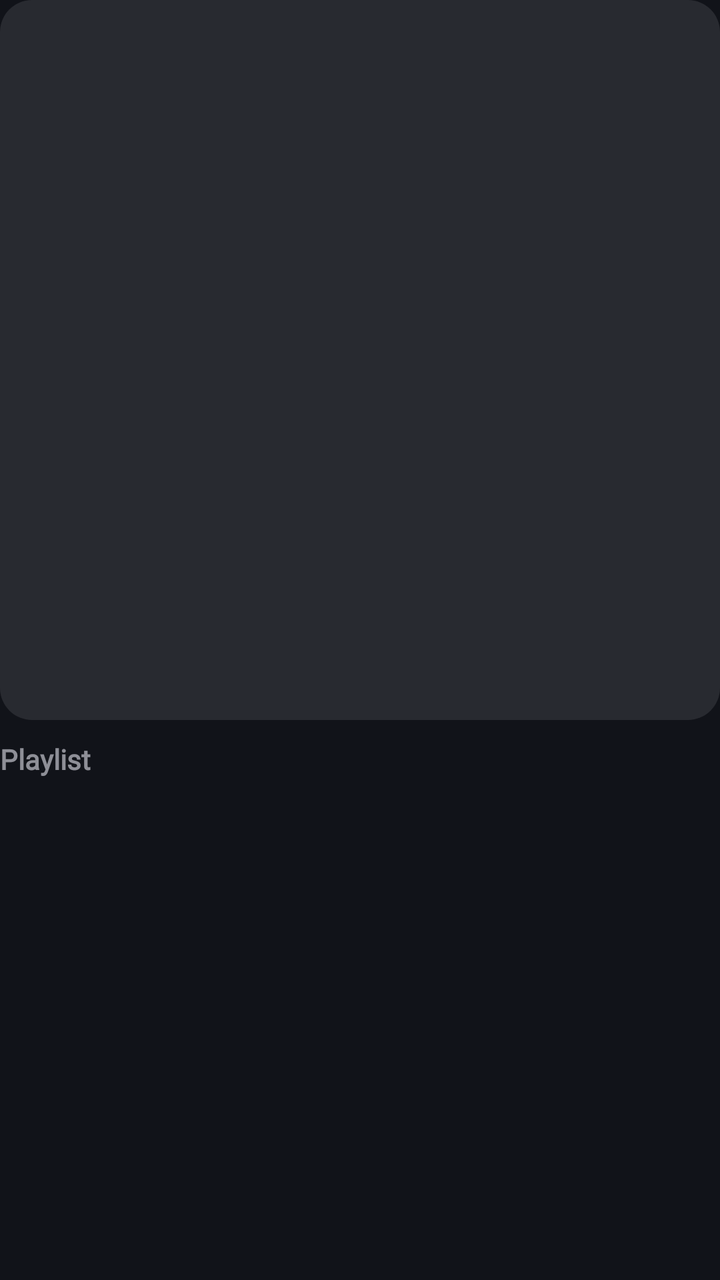
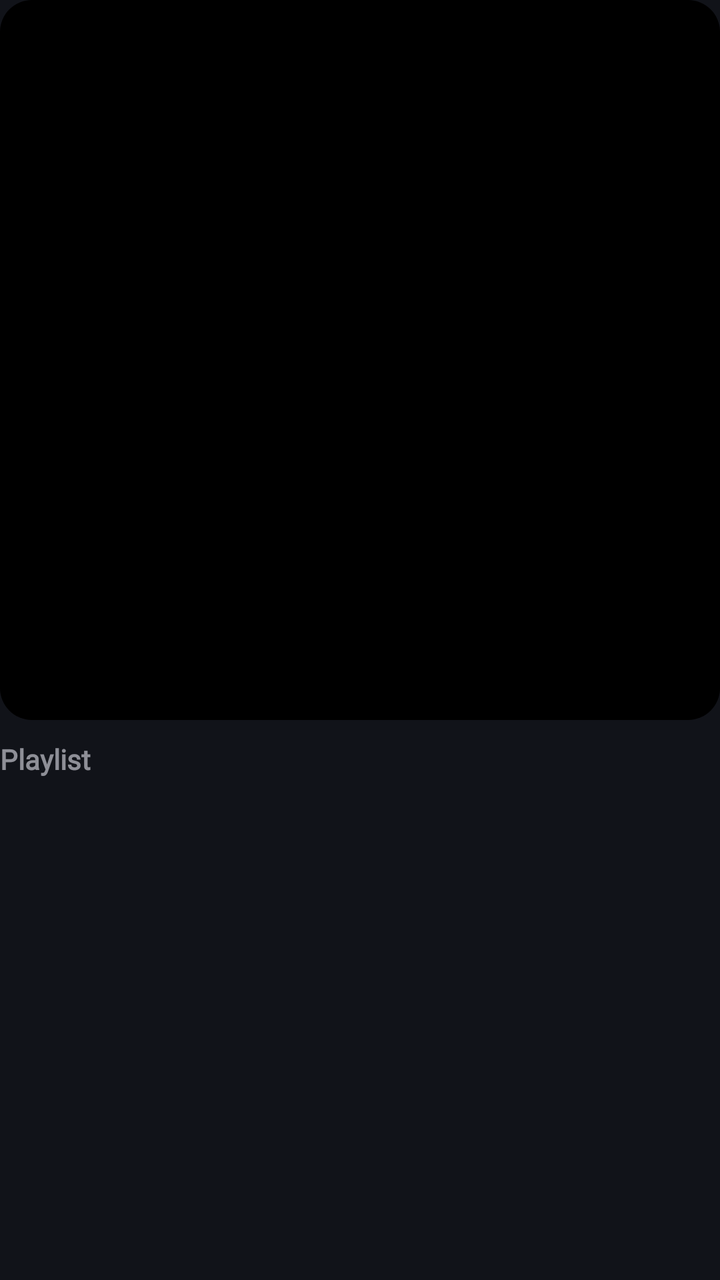

An Android layout rendered at two revisions. The XML below is the earlier revision; the diff shows what the commit changed to produce the second picture.
<!-- AndroidManifest.xml: application theme Theme.Sleppify -->
<!-- res/layout/item_playlist_carousel.xml -->
<?xml version="1.0" encoding="utf-8"?>
<LinearLayout xmlns:android="http://schemas.android.com/apk/res/android"
    xmlns:app="http://schemas.android.com/apk/res-auto"
    android:layout_width="match_parent"
    android:layout_height="wrap_content"
    android:orientation="vertical">

    <com.google.android.material.card.MaterialCardView
        android:id="@+id/cardPlaylist"
        android:layout_width="match_parent"
        android:layout_height="wrap_content"
        app:cardCornerRadius="16dp"
        app:cardElevation="0dp"
        app:strokeWidth="0dp"
        android:clickable="false"
        android:focusable="false">

        <androidx.constraintlayout.widget.ConstraintLayout
            android:layout_width="match_parent"
            android:layout_height="wrap_content">

            <com.google.android.material.imageview.ShapeableImageView
                android:id="@+id/ivPlaylistCover"
                android:layout_width="0dp"
                android:layout_height="0dp"
                android:scaleType="centerCrop"
                android:background="@color/surface_high"
                app:layout_constraintDimensionRatio="1:1"
                app:layout_constraintTop_toTopOf="parent"
                app:layout_constraintStart_toStartOf="parent"
                app:layout_constraintEnd_toEndOf="parent" />

            <View
                android:id="@+id/vPlaylistLikedBg"
                android:layout_width="0dp"
                android:layout_height="0dp"
                android:background="@drawable/bg_music_liked_gradient"
                android:visibility="gone"
                app:layout_constraintDimensionRatio="1:1"
                app:layout_constraintTop_toTopOf="parent"
                app:layout_constraintStart_toStartOf="parent"
                app:layout_constraintEnd_toEndOf="parent" />

            <ImageView
                android:id="@+id/ivPlaylistLikedIcon"
                android:layout_width="0dp"
                android:layout_height="0dp"
                android:src="@drawable/ic_thumb_up_liked"
                android:scaleType="fitCenter"
                app:tint="@android:color/white"
                android:visibility="gone"
                app:layout_constraintWidth_percent="0.4"
                app:layout_constraintDimensionRatio="1:1"
                app:layout_constraintTop_toTopOf="parent"
                app:layout_constraintBottom_toBottomOf="parent"
                app:layout_constraintStart_toStartOf="parent"
                app:layout_constraintEnd_toEndOf="parent" />

        </androidx.constraintlayout.widget.ConstraintLayout>

    </com.google.android.material.card.MaterialCardView>

    <TextView
        android:id="@+id/tvPlaylistName"
        android:layout_width="match_parent"
        android:layout_height="wrap_content"
        android:paddingTop="12dp"
        android:paddingBottom="2dp"
        android:text="Playlist"
        android:alpha="0.6"
        android:textColor="@color/text_primary"
        android:textSize="14sp"
        android:textStyle="bold"
        android:fontFamily="@font/inter_variable"
        android:minLines="2"
        android:maxLines="2"
        android:ellipsize="end"
        android:includeFontPadding="false" />

</LinearLayout>
<!-- resources referenced by this layout -->
<resources>
  <color name="surface_high">#282a30</color>
  <color name="text_primary">#e2e2eb</color>
  <!-- drawable bg_music_liked_gradient (drawable) -->
  <?xml version="1.0" encoding="utf-8"?>
  <shape xmlns:android="http://schemas.android.com/apk/res/android" android:shape="rectangle">
      <gradient
          android:angle="90"
      android:endColor="#8b70f5"
      android:startColor="#fc5dae" />
  </shape>
  <!-- drawable ic_thumb_up_liked (drawable) -->
  <?xml version="1.0" encoding="utf-8"?>
  <vector xmlns:android="http://schemas.android.com/apk/res/android"
      android:width="24dp"
      android:height="24dp"
      android:viewportWidth="24"
      android:viewportHeight="24">
      <path
          android:fillColor="#FFFFFFFF"
          android:pathData="M2,21h4V9H2v12zM22,10c0,-1.1 -0.9,-2 -2,-2h-6.31l0.95,-4.57l0.03,-0.32c0,-0.41 -0.17,-0.79 -0.44,-1.06L13,1L6.59,7.41C6.22,7.78 6,8.3 6,8.83V19c0,1.1 0.9,2 2,2h9c0.82,0 1.54,-0.5 1.84,-1.22l3.02,-7.05C21.95,12.5 22,12.26 22,12v-2z" />
  </vector>
  <style name="Theme.Sleppify" parent="Base.Theme.Sleppify" />
  <style name="Base.Theme.Sleppify" parent="Theme.Material3.Dark.NoActionBar">
          
          <item name="colorPrimary">@color/stitch_blue</item>
          <item name="colorSecondary">@color/stitch_blue_light</item>
          <item name="android:windowBackground">@color/surface_dark</item>
          <item name="android:navigationBarColor">@color/surface_dark</item>
          <item name="android:statusBarColor">@color/surface_dark</item>
          <item name="android:textColorPrimary">@color/text_primary</item>
          <item name="android:textColorSecondary">@color/text_secondary</item>
      </style>
  <color name="stitch_blue">#AEC7FD</color>
  <color name="stitch_blue_light">#AEC7FD</color>
  <color name="surface_dark">#111319</color>
  <color name="text_secondary">#c3c6d5</color>
</resources>

<!-- the commit's change to res/layout/item_playlist_carousel.xml (unified diff, before → after) -->
@@ -24,7 +24,7 @@
                 android:layout_width="0dp"
                 android:layout_height="0dp"
                 android:scaleType="centerCrop"
-                android:background="@color/surface_high"
+                android:background="@color/artwork_background"
                 app:layout_constraintDimensionRatio="1:1"
                 app:layout_constraintTop_toTopOf="parent"
                 app:layout_constraintStart_toStartOf="parent"
<!-- resource entries referenced after the edit -->
@@ -1,6 +1,6 @@
 <!-- resources referenced by this layout -->
 <resources>
-  <color name="surface_high">#282a30</color>
+  <color name="artwork_background">#FF000000</color>
   <color name="text_primary">#e2e2eb</color>
   <!-- drawable bg_music_liked_gradient (drawable) -->
   <?xml version="1.0" encoding="utf-8"?>
